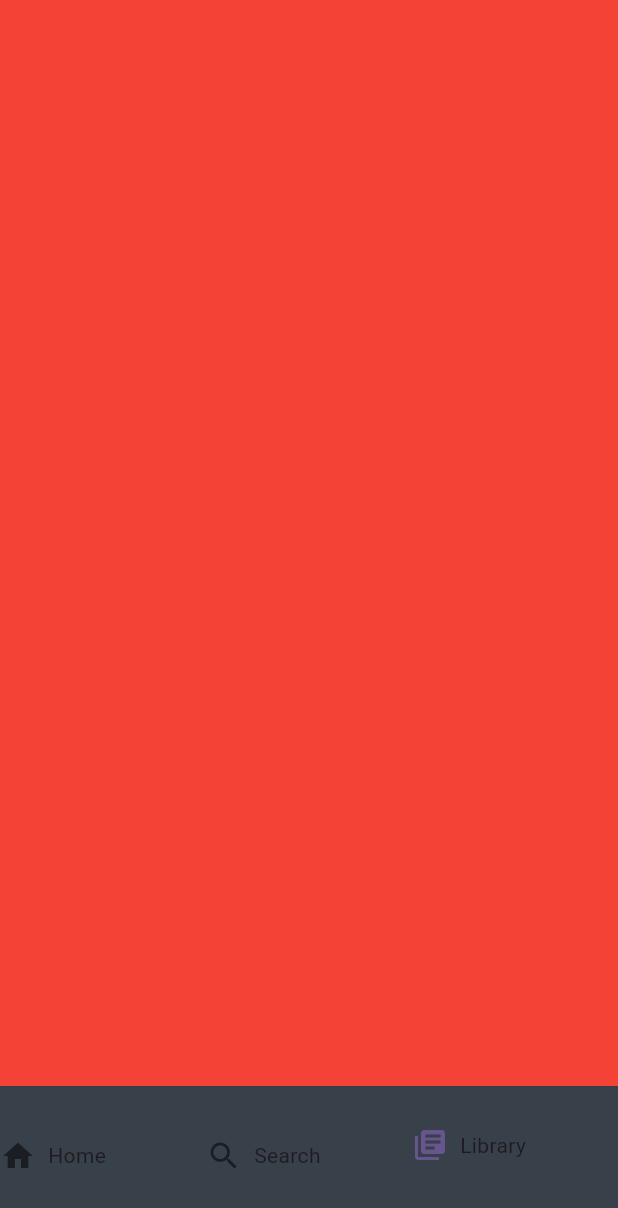
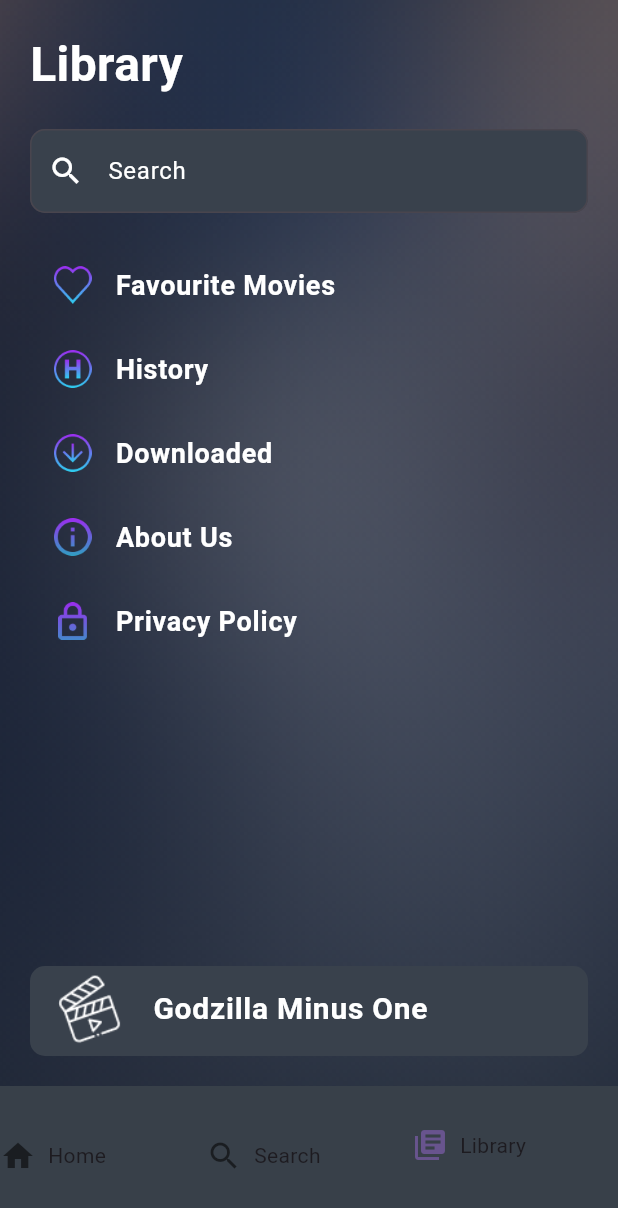
Before and after one commit to sarmaddevil1346/movie_app, a Flutter app: the NavigationWidget screen opened directly, item 3 of the bottom bar chosen, on a phone screen of 412 x 824 dp. Shown: the top 1208 px of the screen. Run offline on Flutter 3.47's test engine with Material 3 defaults, Android fonts, the phone set to English and light mode, and no system bars.

Commit message:
added search screen,library screen and do some changes also optimize the code

```diff
--- /dev/null
+++ b/lib/Models/library_models.dart
@@ -0,0 +1,29 @@
+class LibraryModels {
+  String title;
+  String imagePath;
+
+  LibraryModels({required this.title, required this.imagePath});
+}
+
+List<LibraryModels> getLibraryModels = [
+  LibraryModels(
+    title: "Favourite Movies",
+    imagePath: "assets/images/Favorite_Songs.png",
+  ),
+  LibraryModels(
+    title: "History",
+    imagePath: "assets/images/Listening_History.png",
+  ),
+  LibraryModels(
+    title: "Downloaded",
+    imagePath: "assets/images/Downloaded.png",
+  ),
+  LibraryModels(
+    title: "About Us",
+    imagePath: "assets/images/Vector.png",
+  ),
+  LibraryModels(
+    title: "Privacy Policy",
+    imagePath: "assets/images/lock.png",
+  ),
+];
--- a/lib/Screens/NavigationBar/navigation_screen.dart
+++ b/lib/Screens/NavigationBar/navigation_screen.dart
@@ -1,5 +1,8 @@
 import 'package:flutter/material.dart';
 import 'package:movie_app/Screens/home_screen/home_screen.dart';
+
+import '../library_screen/library_screen.dart';
+import '../search_movies/searching_movies.dart';
 
 class NavigationWidget extends StatefulWidget {
   const NavigationWidget({Key? key}) : super(key: key);
@@ -60,8 +63,8 @@ class NavigationController {
 
   final screens = [
     const HomeScreen(),
-    Container(color: Colors.red),
-    Container(color: Colors.red),
+    const SearchingMovies(),
+    LibraryScreen()
   ];
 }
 
--- a/lib/Screens/home_screen/home_screen.dart
+++ b/lib/Screens/home_screen/home_screen.dart
@@ -40,8 +40,8 @@ class _HomeScreenState extends State<HomeScreen> {
                 const SizedBox(height: 20),
                 _headerUtilities.buildHeaderRow(context),
                 const SizedBox(height: 20),
-                _homeTitleSection.buildSectionTitle(
-                    "Movies", "Explore by genre and mood"),
+                _homeTitleSection.buildSectionTitle("Movies",
+                    subtitle: "Explore by genre and mood"),
                 const SizedBox(height: 15),
                 _allMoviesContainer.buildMovieContainer(
                   "The Shepherd",
--- /dev/null
+++ b/lib/Screens/library_screen/library_screen.dart
@@ -0,0 +1,110 @@
+import 'package:flutter/material.dart';
+import 'package:movie_app/Utils/text.dart';
+import 'package:movie_app/constants/colors.dart';
+
+import '../../Models/library_models.dart';
+import '../../Utils/text_form_field.dart';
+
+class LibraryScreen extends StatelessWidget {
+  const LibraryScreen({super.key});
+
+  @override
+  Widget build(BuildContext context) {
+    return Container(
+      decoration: const BoxDecoration(
+        image: DecorationImage(
+          image: AssetImage("assets/images/home_background.png"),
+          fit: BoxFit.cover,
+        ),
+      ),
+      child: Scaffold(
+        backgroundColor: Colors.transparent,
+        body: SafeArea(
+          child: Padding(
+            padding: const EdgeInsets.symmetric(horizontal: 20.0),
+            child: Column(
+              crossAxisAlignment: CrossAxisAlignment.start,
+              children: [
+                SizedBox(
+                  height: 20,
+                ),
+                DefaultTextDecoration(
+                  text: "Library",
+                  textSize: 32,
+                  fontWeight: FontWeight.w700,
+                  textColor: AppColors.whiteColor,
+                ),
+                const SizedBox(
+                  height: 20,
+                ),
+                TextFieldsWidget(
+                  text: 'Search',
+                  filled: true,
+                  fillColor: AppColors.textFieldFillColor,
+                  preFixColor: AppColors.whiteColor,
+                  preFixIcon: const Icon(Icons.search),
+                  hintTextStyle: const TextStyle(color: AppColors.whiteColor),
+                  outlineInputBorder: OutlineInputBorder(
+                      borderRadius: BorderRadius.circular(10)),
+                ),
+                const SizedBox(
+                  height: 20,
+                ),
+                Expanded(
+                  child: ListView.builder(
+                    itemCount: getLibraryModels.length,
+                    itemBuilder: (context, index) {
+                      return ListTile(
+                        leading: Image.asset(
+                            height: 25,
+                            width: 25,
+                            getLibraryModels[index].imagePath),
+                        title: Text(
+                          getLibraryModels[index].title,
+                          style: TextStyle(
+                            color: AppColors.whiteColor,
+                            fontWeight: FontWeight.w600,
+                            fontSize: 18,
+                          ),
+                        ),
+                      );
+                    },
+                  ),
+                ),
+                Container(
+                  height: 60,
+                  width: double.infinity,
+                  decoration: BoxDecoration(
+                      borderRadius: BorderRadius.circular(10),
+                      color: AppColors.textFieldFillColor),
+                  child: ListTile(
+                    leading: Container(
+                      width: 50,
+                      height: 50,
+                      decoration: BoxDecoration(
+                        borderRadius: BorderRadius.circular(10),
+                        image: const DecorationImage(
+                          image: AssetImage("assets/images/video_logo.png"),
+                          fit: BoxFit.cover,
+                        ),
+                      ),
+                    ),
+                    title: const DefaultTextDecoration(
+                      text: "Godzilla Minus One",
+                      textColor: AppColors.whiteColor,
+                      fontWeight: FontWeight.w700,
+                      textSize: 20,
+                    ),
+                  ),
+                ),
+                SizedBox(
+                  height: 20,
+                )
+              ],
+            ),
+          ),
+        ),
+      ),
+    );
+  }
+}
--- a/lib/main.dart
+++ b/lib/main.dart
@@ -3,6 +3,7 @@ import 'package:movie_app/Screens/Authentication_Screens/forget_screen.dart';
 import 'package:movie_app/Screens/Authentication_Screens/login_screen.dart';
 import 'package:movie_app/Screens/Authentication_Screens/signUp_screen.dart';
 import 'package:movie_app/Screens/home_screen/home_screen.dart';
+import 'package:movie_app/Screens/library_screen/library_screen.dart';
 import 'package:movie_app/Screens/search_movies/searching_movies.dart';
 import 'package:movie_app/Screens/splash_screen.dart';
 
@@ -26,7 +27,7 @@ class MyApp extends StatelessWidget {
         colorScheme: ColorScheme.fromSeed(seedColor: Colors.deepPurple),
         useMaterial3: true,
       ),
-      home: const SearchingMovies(),
+      home: const NavigationWidget(),
     );
   }
 }
```
Also changed, not shown: lib/Screens/profile_screen/profile_screen.dart (added, +10 -0 lines), lib/Screens/search_movies/searching_movies.dart (+113 -1 lines), lib/Utils/all_titles_section.dart (+6 -3 lines), assets/images/Downloaded.png (added), assets/images/Favorite_Songs.png (added), assets/images/Listening_History.png (added), assets/images/Vector.png (added), assets/images/lock.png (added).
